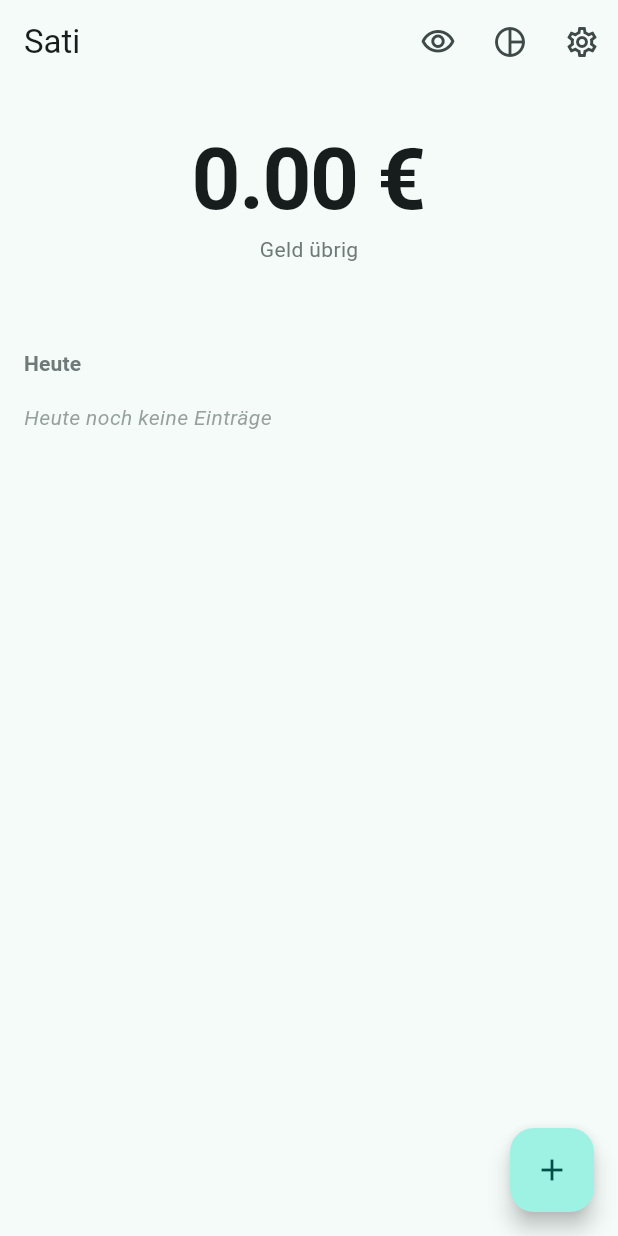
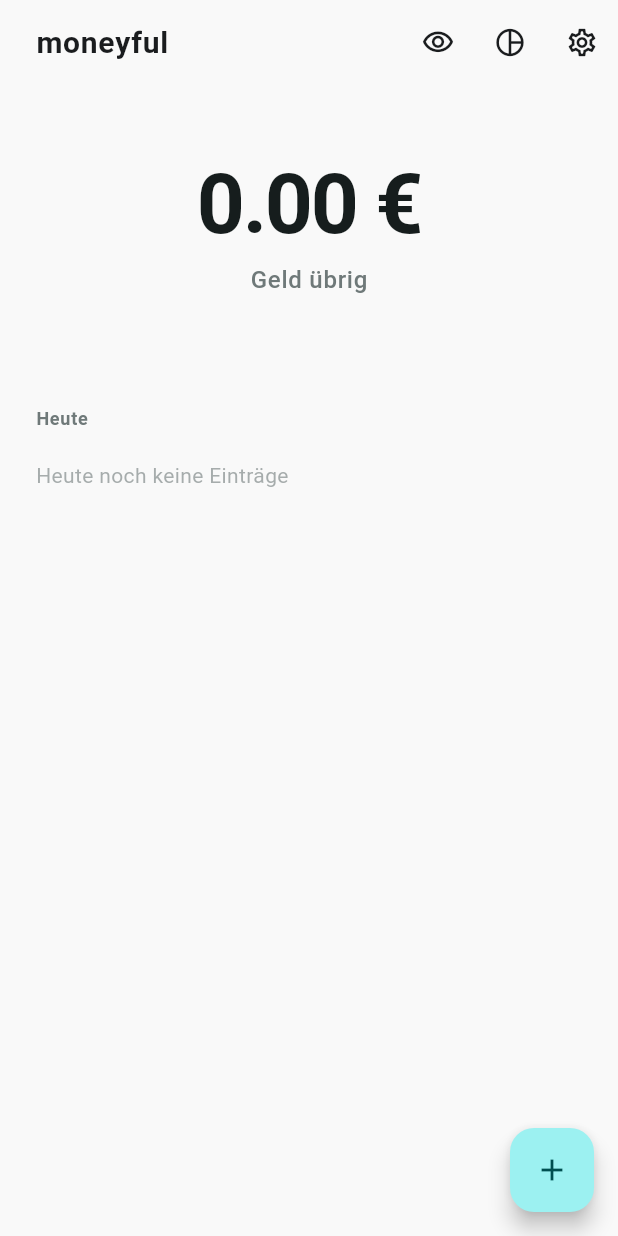
Before and after one commit to sk4ndal-commits/sati, a Flutter app: the screen it shows after launch, on a phone screen of 412 x 824 dp. Run offline on Flutter 3.47's test engine with Material 3 defaults, Android fonts, the phone set to English and light mode, and no system bars; our stand-ins replace drift, flutter_local_notifications, flutter_riverpod, permission_handler, riverpod_annotation, share_plus and 1 more; accounts and stored records are empty; generated files the repository leaves out were written again.

Commit message:
Rename app to "moneyful" and update branding, localization, and styling

```diff
--- a/lib/application/export_service.dart
+++ b/lib/application/export_service.dart
@@ -58,7 +58,7 @@ class ExportService extends _$ExportService {
       csv.writeln('${b.id},${b.categoryId},${b.amount},${b.rollover},${b.month},${b.year}');
     }
 
-    await _shareFile(csv.toString(), 'sati_export.csv');
+    await _shareFile(csv.toString(), 'moneyful_export.csv');
   }
 
   Future<void> exportToJson() async {
@@ -107,7 +107,7 @@ class ExportService extends _$ExportService {
     };
 
     final String jsonString = const JsonEncoder.withIndent('  ').convert(data);
-    await _shareFile(jsonString, 'sati_export.json');
+    await _shareFile(jsonString, 'moneyful_export.json');
   }
 
   Future<void> _shareFile(String content, String fileName) async {
@@ -117,7 +117,7 @@ class ExportService extends _$ExportService {
       await file.writeAsString(content);
       debugPrint('[DEBUG_LOG] File written to: ${file.path}');
 
-      final result = await SharePlus.instance.share(ShareParams(files: [XFile(file.path)], text: 'Sati Data Export'));
+      final result = await SharePlus.instance.share(ShareParams(files: [XFile(file.path)], text: 'moneyful Data Export'));
       debugPrint('[DEBUG_LOG] Share result status: ${result.status}');
     } catch (e, stack) {
       debugPrint('[DEBUG_LOG] Export failed: $e');
--- a/lib/l10n/app_en.arb
+++ b/lib/l10n/app_en.arb
@@ -1,6 +1,6 @@
 {
     "@@locale": "en",
-    "appTitle": "Sati",
+    "appTitle": "moneyful",
     "addTransaction": "Add Transaction",
     "expense": "Expense",
     "income": "Income",
--- a/lib/l10n/app_localizations.dart
+++ b/lib/l10n/app_localizations.dart
@@ -101,7 +101,7 @@ abstract class AppLocalizations {
   /// No description provided for @appTitle.
   ///
   /// In en, this message translates to:
-  /// **'Sati'**
+  /// **'moneyful'**
   String get appTitle;
 
   /// No description provided for @addTransaction.
--- a/lib/l10n/app_localizations_en.dart
+++ b/lib/l10n/app_localizations_en.dart
@@ -9,7 +9,7 @@ class AppLocalizationsEn extends AppLocalizations {
   AppLocalizationsEn([String locale = 'en']) : super(locale);
 
   @override
-  String get appTitle => 'Sati';
+  String get appTitle => 'moneyful';
 
   @override
   String get addTransaction => 'Add Transaction';
--- a/lib/main.dart
+++ b/lib/main.dart
@@ -20,8 +20,50 @@ class MyApp extends StatelessWidget {
     return MaterialApp(
       onGenerateTitle: (context) => AppLocalizations.of(context)!.appTitle,
       theme: ThemeData(
-        colorScheme: ColorScheme.fromSeed(seedColor: Colors.teal),
+        colorScheme: ColorScheme.fromSeed(
+          seedColor: const Color(0xFF4D8D8D), // Desaturated Teal
+          primary: const Color(0xFF4D8D8D),
+          surface: const Color(0xFFF9F9F9), // Off-White / Light Neutral Grey
+          surfaceTint: Colors.transparent, // Avoid purple tint on surface in M3
+          error: const Color(0xFFA64444), // Muted Error Red
+        ),
         useMaterial3: true,
+        scaffoldBackgroundColor: const Color(0xFFF9F9F9),
+        cardTheme: CardThemeData(
+          elevation: 0,
+          shape: RoundedRectangleBorder(
+            borderRadius: BorderRadius.circular(16),
+          ),
+          clipBehavior: Clip.antiAlias,
+        ),
+        progressIndicatorTheme: const ProgressIndicatorThemeData(
+          linearTrackColor: Color(0xFFEEEEEE),
+          refreshBackgroundColor: Colors.white,
+        ),
+        elevatedButtonTheme: ElevatedButtonThemeData(
+          style: ElevatedButton.styleFrom(
+            shape: RoundedRectangleBorder(
+              borderRadius: BorderRadius.circular(12),
+            ),
+          ),
+        ),
+        appBarTheme: const AppBarTheme(
+          backgroundColor: Color(0xFFF9F9F9),
+          elevation: 0,
+          centerTitle: false,
+          titleTextStyle: TextStyle(
+            color: Color(0xFF1A1C1E), // High contrast text
+            fontSize: 20,
+            fontWeight: FontWeight.w600,
+          ),
+          iconTheme: IconThemeData(color: Color(0xFF1A1C1E)),
+        ),
+        pageTransitionsTheme: const PageTransitionsTheme(
+          builders: {
+            TargetPlatform.android: FadeUpwardsPageTransitionsBuilder(),
+            TargetPlatform.iOS: CupertinoPageTransitionsBuilder(),
+          },
+        ),
       ),
       localizationsDelegates: const [
         AppLocalizations.delegate,
--- a/lib/presentation/screens/income_sources_screen.dart
+++ b/lib/presentation/screens/income_sources_screen.dart
@@ -35,7 +35,7 @@ class IncomeSourcesScreen extends ConsumerWidget {
                   '${l10n.expected}: ${source.expectedAmount?.toStringAsFixed(2) ?? "-"} €',
                 ),
                 trailing: stats?.isUnderExpected == true
-                    ? const Icon(Icons.warning_amber_rounded, color: Colors.orange)
+                    ? const Icon(Icons.info_outline, color: Color(0xFF8A7A5F))
                     : null,
                 onLongPress: () {
                    ref.read(incomeSourceControllerProvider.notifier).deleteIncomeSource(source.id);
```
Also changed, not shown: lib/l10n/app_de.arb (+10 -10 lines), lib/l10n/app_localizations_de.dart (+10 -10 lines), lib/presentation/screens/budget_overview_screen.dart (+14 -6 lines), lib/presentation/screens/home_screen.dart (+102 -45 lines), lib/presentation/screens/monthly_overview_screen.dart (+4 -4 lines), lib/presentation/screens/weekly_review_screen.dart (+8 -8 lines), pubspec.yaml (+11 -1 lines), assets/appicon.png (added), pubspec.lock, 43 other files.
